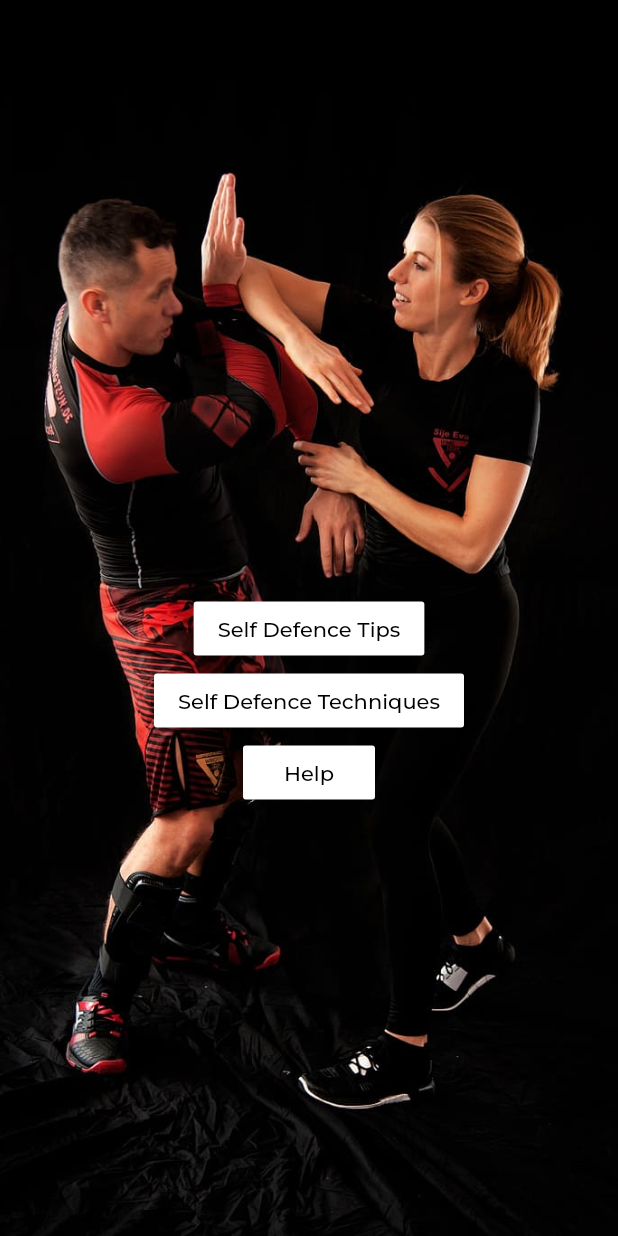
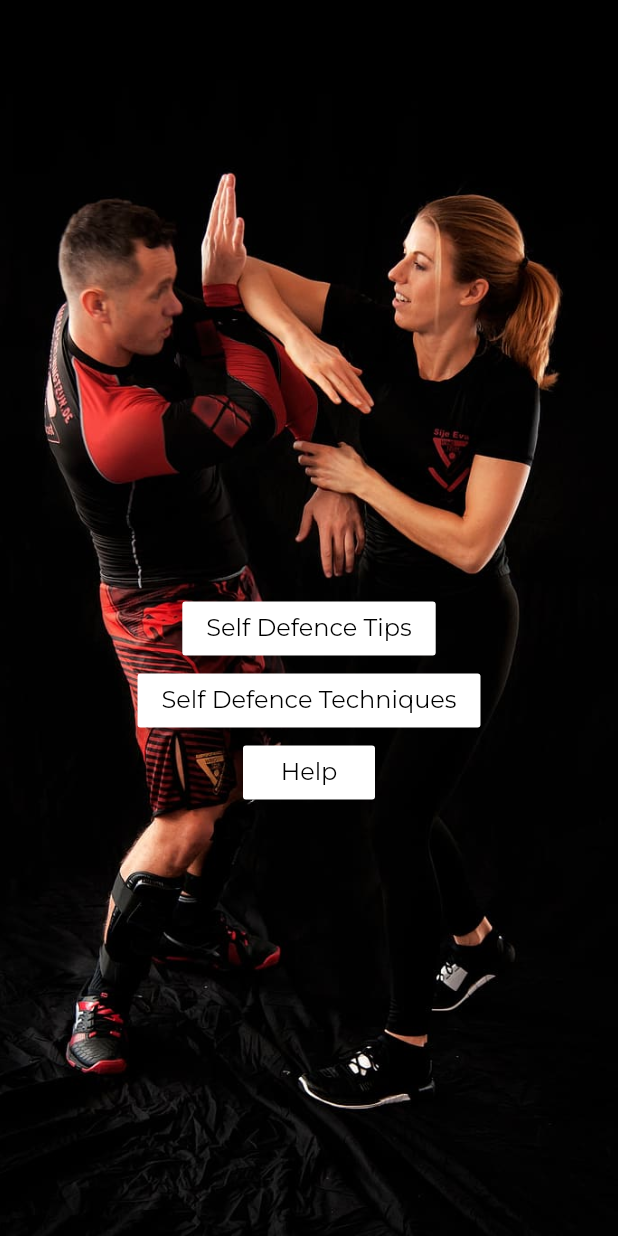
Before and after one commit to suhas-kadu/flutter-self-defence, a Flutter app: the screen it shows after launch, on a phone screen of 412 x 824 dp. Run offline on Flutter 3.47's test engine with Material 2 defaults, Android fonts, the light colour scheme and no system bars; our stand-ins replace google_fonts, video_player.

Commit message:
home button style changed

```diff
--- a/lib/widgets/home_button.dart
+++ b/lib/widgets/home_button.dart
@@ -1,4 +1,5 @@
 import 'package:flutter/material.dart';
+import 'package:self_defence/constants.dart';
 
 
 class HomeButton extends StatelessWidget {
@@ -18,7 +19,7 @@ class HomeButton extends StatelessWidget {
       onPressed: () =>
           Navigator.pushNamed(context, route),
       child: Text(
-        title,
+        title, style: kBoldText.copyWith(fontWeight: FontWeight.normal),
       ),
     );
   }
```
